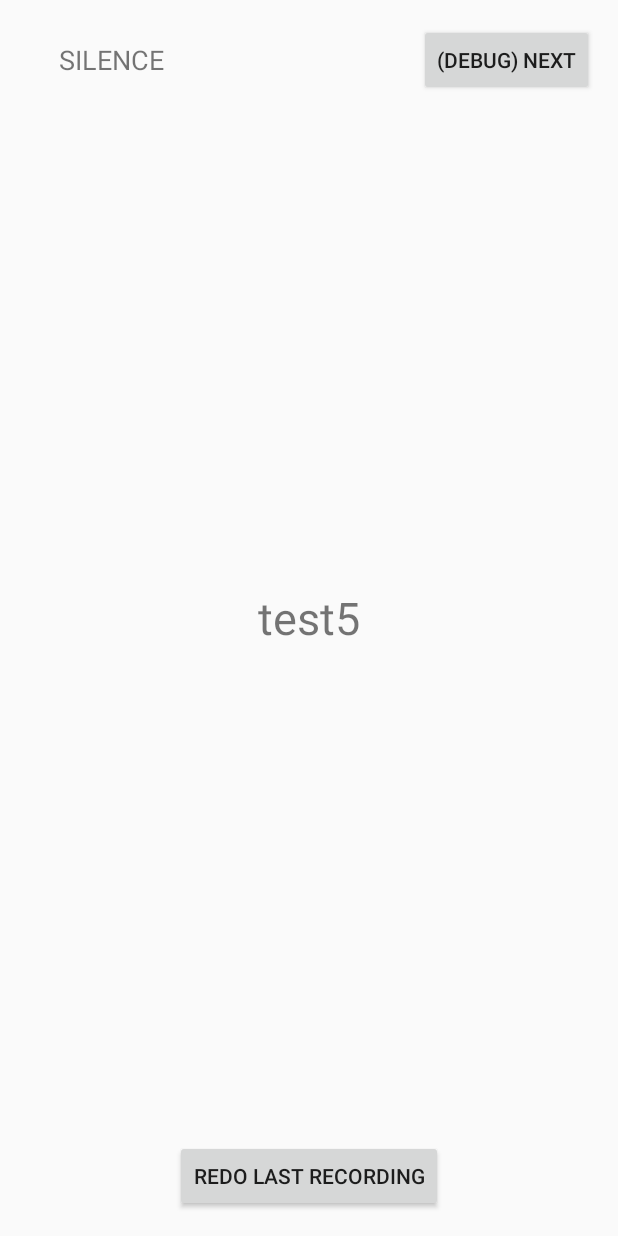
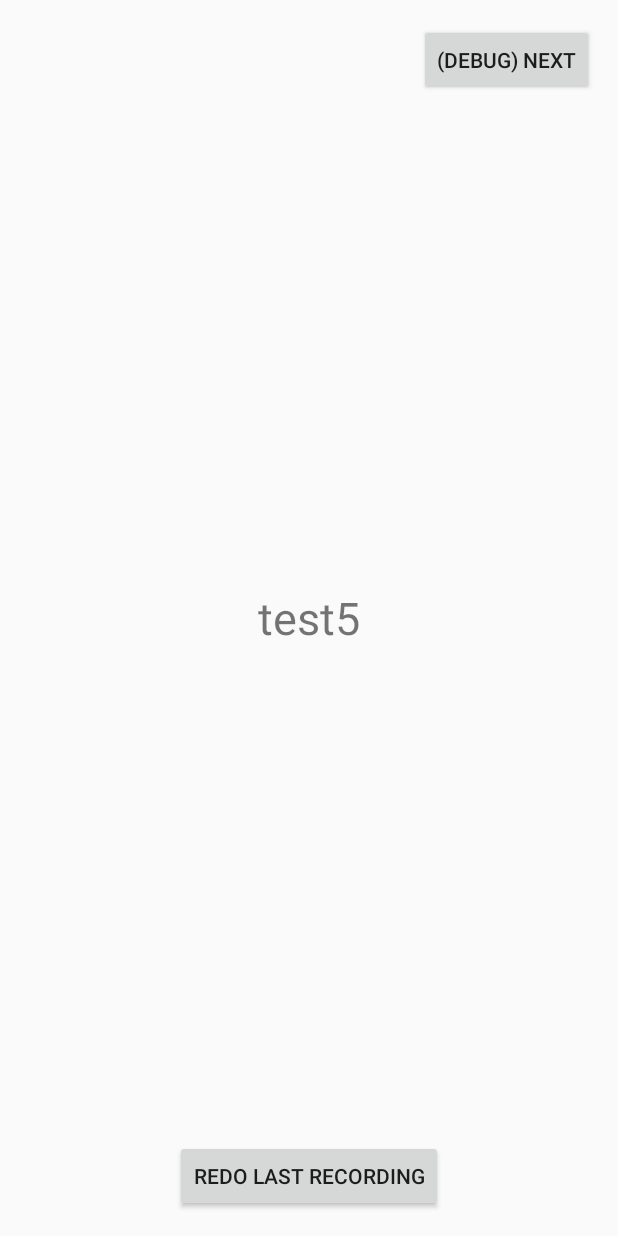
Before and after one commit to Aryetis/dronevoicerecognition, an Android app: the screen it shows after launch (MicTestActivity), on a phone screen of 412 x 824 dp. Run offline under Robolectric (Android 15) with nearby library versions, the phone set to English and light mode, and no system bars.

Commit message:
replaced TextView debug_talk_indicator with actual progressBar cicle thingy

```diff
--- a/app/src/main/java/com/dvr/mel/dronevoicerecognition/MicTestActivity.java
+++ b/app/src/main/java/com/dvr/mel/dronevoicerecognition/MicTestActivity.java
@@ -6,6 +6,7 @@ import android.os.Bundle;
 import android.util.Log;
 import android.view.View;
 import android.widget.Button;
+import android.widget.ProgressBar;
 import android.widget.TextView;
 
 import java.io.File;
@@ -34,7 +35,7 @@ import java.util.List;
 /*****************************************
  * TODO List, what to tackle first:
  *          _ correctly circle throught the list based on MicWavRecorder signals (all that code should be withing MicWavRecorder)
- *          _ replace debug_talking_indicator_tv by a stock default progressBar <=> circle thingy
+ *          _ take care of changing talkingIndicator state / visibility
  */
 
 
@@ -59,7 +60,7 @@ List<String> commandList = new ArrayList<>();
 
     // UI accessors variables
     TextView tv; // Display the currently recording command
-TextView debug_talking_indicator_tv; // DEBUG : used to display if the user is talking or not
+    ProgressBar talkingIndicator; // Circle Display bar, indicate when the app is recording
     Button back_btn; // Allow the user to go back to previous recording/Activity
 Button debug_btn; // DEBUG : used to force validation of the current command
 
@@ -113,7 +114,7 @@ commandList.add("test5");
 
         // initialize UI accessors
         tv = (TextView) findViewById(R.id.backgroundTextView);
-debug_talking_indicator_tv = (TextView) findViewById(R.id.debugTalkIndicator);
+        talkingIndicator = (ProgressBar) findViewById(R.id.talk_indicator);
 
         // Initialize MicWavRecorder
         try
@@ -200,8 +201,8 @@ debug_talking_indicator_tv = (TextView) findViewById(R.id.debugTalkIndicator);
         // update backgroundTextView
         tv.setText(commandList.get(curCommandListIndex));
 
-// set debugTalkingIndicator
-setDebugTalkIndicator(false);
+        // update debugTalkingIndicator's state
+        talkingIndicator.setVisibility(View.INVISIBLE); // TODO handle change of state
     }
 
 
@@ -237,9 +238,5 @@ System.exit(0);
  *                     \/                          *
  ***************************************************/
 
-public void setDebugTalkIndicator(boolean b)
-{
-debug_talking_indicator_tv.setText( (b) ? "TALKING" : "SILENCE" );
-}
 
 }
--- a/app/src/main/res/layout/activity_mic_test.xml
+++ b/app/src/main/res/layout/activity_mic_test.xml
@@ -37,14 +37,12 @@
         android:layout_centerHorizontal="true"
         android:id="@+id/back_button" />
 
-    <TextView
-        android:text="debugTalkIndicator"
+    <ProgressBar
+        style="?android:attr/progressBarStyle"
         android:layout_width="wrap_content"
         android:layout_height="wrap_content"
-        android:layout_alignBottom="@+id/debug_button"
-        android:layout_alignParentStart="true"
-        android:layout_marginStart="23dp"
-        android:layout_marginBottom="12dp"
-        android:id="@+id/debugTalkIndicator"
-        android:textSize="18sp" />
+        android:layout_marginBottom="66dp"
+        android:id="@+id/talk_indicator"
+        android:layout_above="@+id/back_button"
+        android:layout_centerHorizontal="true" />
 </RelativeLayout>
```
